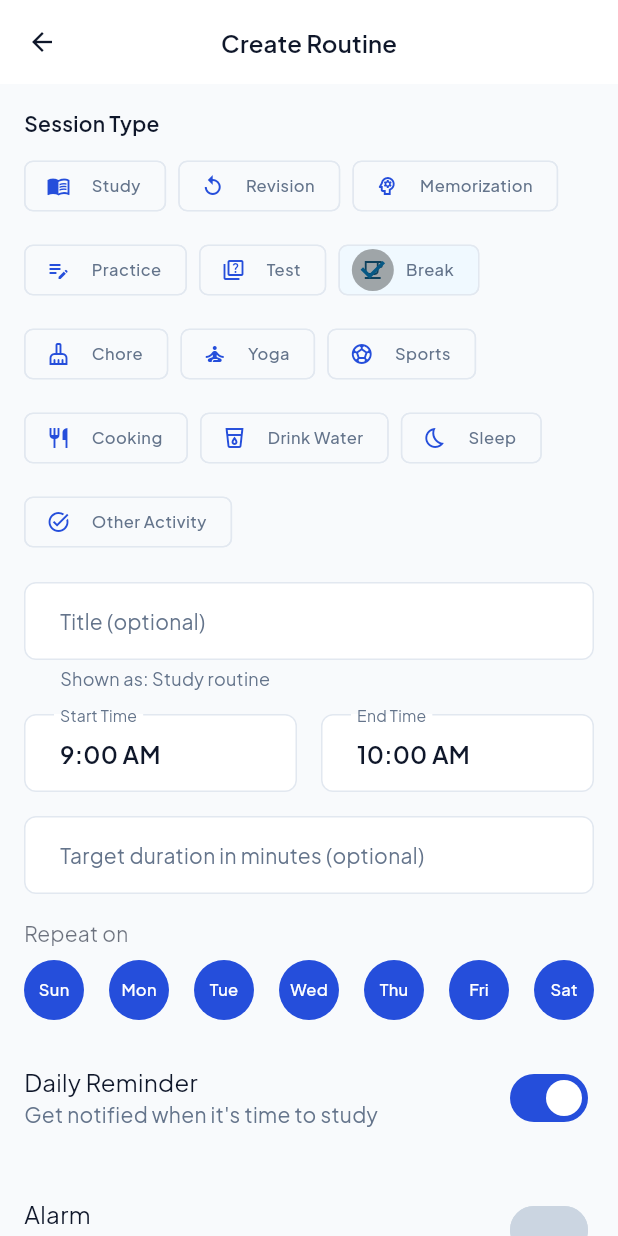
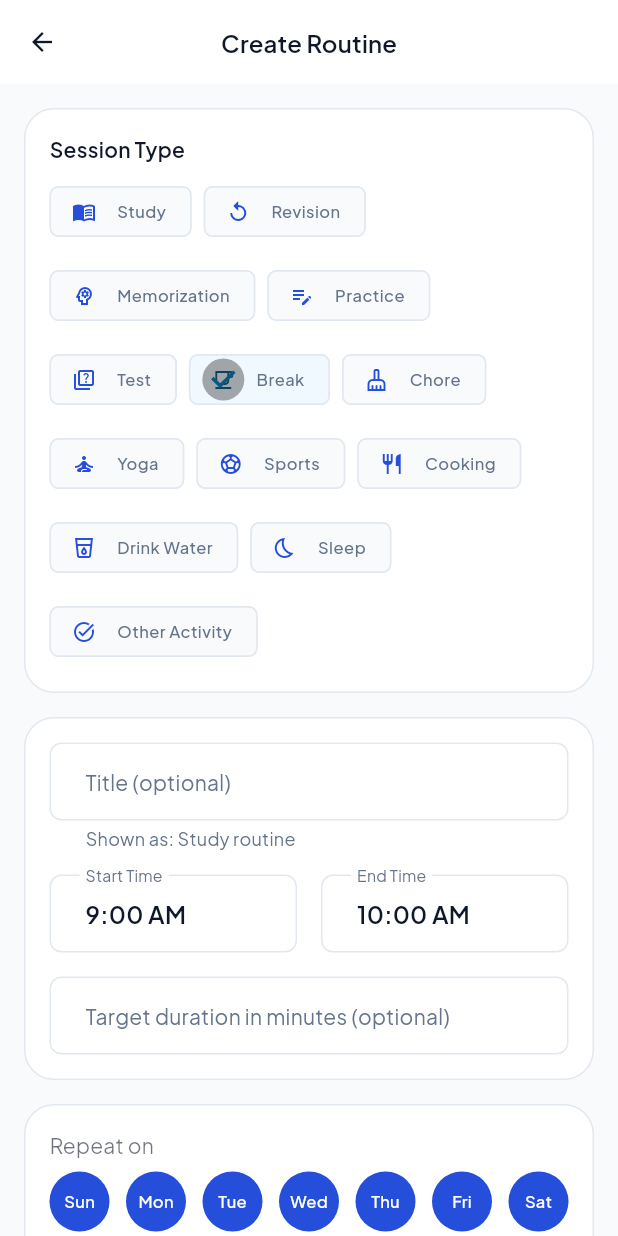
Before and after one commit to raunakkumar7176/My-APP, a Flutter app: the RoutineCreateScreen screen opened by its route, after a tap on "Break", on a phone screen of 412 x 824 dp. Run offline on Flutter 3.47's test engine with Material 3 defaults, Android fonts, the phone set to English and light mode, and no system bars; our stand-ins replace connectivity_plus, device_info_plus, file_picker, firebase_core, firebase_messaging, fl_chart and 15 more; accounts and stored records are empty; project files that could hold a hidden picture were left out.

Commit message:
style: finish premium redesign pass on Routine create and history screens
Groups the Create/Edit Routine form into three xl-radius sectioned cards
(session type + study context, title/time/duration, repeat/reminder/alarm)
instead of a flat list of fields — same bordered-card language as the rest
of the redesign. History screen's per-day badge is now a pill, and its log
tiles use the lg-radius card shape. Completes the Routine feature overhaul:
duplicate-alarm fix, per-weekday scheduling fix, life-activity session
types, and now a consistent premium look across every Routine screen.

Co-Authored-By: Claude Sonnet 5 <noreply@anthropic.com>

```diff
--- a/lib/features/routine/screens/routine_create_screen.dart
+++ b/lib/features/routine/screens/routine_create_screen.dart
@@ -2,6 +2,7 @@ import 'package:flutter/material.dart';
 import 'package:go_router/go_router.dart';
 
 import '../../../core/constants/theme/app_colors.dart';
+import '../../../core/theme/app_radius.dart';
 import '../../../core/errors/app_error.dart';
 import '../../../core/models/routine.dart';
 import '../../../core/models/subject.dart';
@@ -371,32 +372,63 @@ class _RoutineCreateScreenState extends State<RoutineCreateScreen> {
           padding: const EdgeInsets.all(16),
           children: [
             if (_error != null) _buildErrorBanner(),
+            _section([
               _buildSessionTypePicker(),
+              if (_isAcademicType) ...[
                 const SizedBox(height: 16),
-            if (_isAcademicType) ...[
                 _buildSubjectDropdown(),
+                if (_selectedSubjectId != null) ...[
                   const SizedBox(height: 16),
-              if (_selectedSubjectId != null) ...[
                   _buildTopicDropdown(),
+                ],
                 const SizedBox(height: 16),
+                _buildActivityDropdown(),
               ],
-              _buildActivityDropdown(),
+            ]),
             const SizedBox(height: 16),
-            ],
+            _section([
               _buildTitleField(),
               const SizedBox(height: 16),
               _buildTimeRow(),
               const SizedBox(height: 16),
               _buildDurationField(),
+            ]),
             const SizedBox(height: 16),
+            _section([
               _buildWeekdayPicker(),
-            const SizedBox(height: 16),
+              const SizedBox(height: 12),
               _buildReminderSwitch(),
-            const SizedBox(height: 16),
               _buildAlarmSection(),
+            ]),
             const SizedBox(height: 24),
             _buildSaveButton(),
           ],
+        ),
+      ),
+    );
+  }
+
+  /// Groups related fields into one premium xl-radius card — same
+  /// bordered-card language as the Group feature's redesigned screens.
+  /// `Material(transparent)` is required here: the children can include
+  /// `SwitchListTile`/`DropdownButtonFormField` which paint their own
+  /// ink/background and need a `Material` ancestor to do it.
+  Widget _section(List<Widget> children) {
+    final isDark = Theme.of(context).brightness == Brightness.dark;
+    return Container(
+      decoration: BoxDecoration(
+        color: isDark ? const Color(0xFF1E293B) : Colors.white,
+        borderRadius: AppRadius.xlBorder,
+        border: Border.all(
+          color: isDark ? const Color(0xFF334155) : const Color(0xFFE2E8F0),
+        ),
+      ),
+      clipBehavior: Clip.antiAlias,
+      child: Material(
+        color: Colors.transparent,
+        child: Padding(
+          padding: const EdgeInsets.all(16),
+          child: Column(crossAxisAlignment: CrossAxisAlignment.start, children: children),
         ),
       ),
     );
--- a/lib/features/routine/screens/routine_history_screen.dart
+++ b/lib/features/routine/screens/routine_history_screen.dart
@@ -1,6 +1,7 @@
 import 'package:flutter/material.dart';
 
 import '../../../core/constants/theme/app_colors.dart';
+import '../../../core/theme/app_radius.dart';
 import '../../../core/errors/app_error.dart';
 import '../../../core/models/routine.dart';
 import '../../../core/models/routine_log.dart';
@@ -245,7 +246,7 @@ class _RoutineHistoryScreenState extends State<RoutineHistoryScreen> {
                     padding: const EdgeInsets.symmetric(horizontal: 8, vertical: 2),
                     decoration: BoxDecoration(
                       color: AppColors.success.withValues(alpha: 0.1),
-                      borderRadius: BorderRadius.circular(12),
+                      borderRadius: AppRadius.pillBorder,
                     ),
                     child: Text(
                       '$completed/${logs.length}',
@@ -273,7 +274,8 @@ class _RoutineHistoryScreenState extends State<RoutineHistoryScreen> {
     final routine = _routinesById[log.routineId];
     return Card(
       key: Key('routine_history_${log.routineId}_${log.logDate}'),
-      margin: const EdgeInsets.only(bottom: 4),
+      margin: const EdgeInsets.only(bottom: 6),
+      shape: const RoundedRectangleBorder(borderRadius: AppRadius.lgBorder),
       child: ListTile(
         leading: Icon(_statusIcon(log.status), color: _statusColor(log.status), size: 24),
         title: Text(
```
Lines whose indentation alone changed are shown as unchanged.
